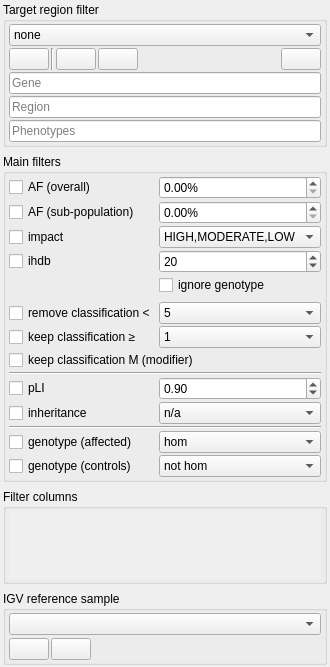
Qt form src/GSvar/FilterDockWidget.ui (imgag/ngs-bits) before a commit.
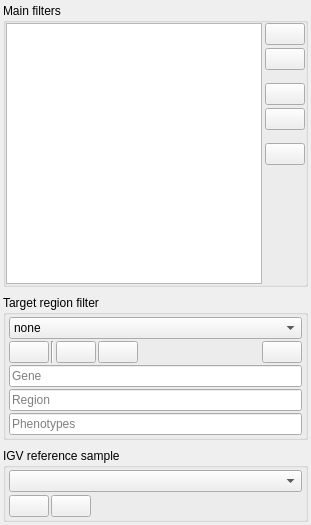
The same form after that commit. Icons and pictures are not drawn. Custom widgets are drawn as their Qt base class.

Commit message: Major refactoring of filters for GSvar/VariantFilterAnnotations.

What changed in the file:
```diff
--- a/src/GSvar/FilterDockWidget.ui
+++ b/src/GSvar/FilterDockWidget.ui
@@ -6,8 +6,8 @@
    <rect>
     <x>0</x>
     <y>0</y>
-    <width>287</width>
-    <height>662</height>
+    <width>297</width>
+    <height>525</height>
    </rect>
   </property>
   <property name="features">
@@ -22,25 +22,239 @@
   <widget class="QWidget" name="main_widget">
    <layout class="QVBoxLayout" name="verticalLayout_3">
     <property name="spacing">
-     <number>2</number>
+     <number>3</number>
     </property>
     <property name="leftMargin">
      <number>3</number>
     </property>
     <property name="topMargin">
-     <number>2</number>
+     <number>3</number>
     </property>
     <property name="rightMargin">
      <number>3</number>
     </property>
     <property name="bottomMargin">
-     <number>2</number>
+     <number>3</number>
     </property>
+    <item>
+     <widget class="QGroupBox" name="groupBox">
+      <property name="sizePolicy">
+       <sizepolicy hsizetype="MinimumExpanding" vsizetype="MinimumExpanding">
+        <horstretch>0</horstretch>
+        <verstretch>0</verstretch>
+       </sizepolicy>
+      </property>
+      <property name="toolTip">
+       <string/>
+      </property>
+      <property name="title">
+       <string>Main filters</string>
+      </property>
+      <property name="flat">
+       <bool>true</bool>
+      </property>
+      <layout class="QHBoxLayout" name="horizontalLayout_3">
+       <property name="spacing">
+        <number>3</number>
+       </property>
+       <property name="leftMargin">
+        <number>0</number>
+       </property>
+       <property name="topMargin">
+        <number>0</number>
+       </property>
+       <property name="rightMargin">
+        <number>0</number>
+       </property>
+       <property name="bottomMargin">
+        <number>0</number>
+       </property>
+       <item>
+        <widget class="QListWidget" name="filters_entries">
+         <property name="toolTip">
+          <string>&lt;html&gt;&lt;head/&gt;&lt;body&gt;&lt;p&gt;Main filter steps listed in the order that they are applied.&lt;br/&gt;&lt;br/&gt;Notes:&lt;br/&gt;- Target-region filters are applied after the main filters and override them!&lt;br/&gt;- Failed filter steps are marked orange and errors are shown in the tooltip.&lt;br/&gt;&lt;br/&gt;Filter action description:&lt;br/&gt;- REMOVE: Remove variants, if they match the filter.&lt;br/&gt;- FILTER: Remove variants, if they do not match the filter.&lt;br/&gt;- KEEP: Force variants to be kept, even if filtered out by previous filter steps.&lt;br/&gt;&lt;/p&gt;&lt;/body&gt;&lt;/html&gt;</string>
+         </property>
+         <property name="dragDropMode">
+          <enum>QAbstractItemView::NoDragDrop</enum>
+         </property>
+         <property name="defaultDropAction">
+          <enum>Qt::TargetMoveAction</enum>
+         </property>
+         <property name="selectionMode">
+          <enum>QAbstractItemView::SingleSelection</enum>
+         </property>
+         <property name="movement">
+          <enum>QListView::Snap</enum>
+         </property>
+         <property name="viewMode">
+          <enum>QListView::ListMode</enum>
+         </property>
+        </widget>
+       </item>
+       <item>
+        <layout class="QVBoxLayout" name="verticalLayout">
+         <property name="spacing">
+          <number>3</number>
+         </property>
+         <item>
+          <widget class="QPushButton" name="filter_add">
+           <property name="focusPolicy">
+            <enum>Qt::NoFocus</enum>
+           </property>
+           <property name="toolTip">
+            <string>&lt;html&gt;&lt;head/&gt;&lt;body&gt;&lt;p&gt;Add filter step.&lt;/p&gt;&lt;/body&gt;&lt;/html&gt;</string>
+           </property>
+           <property name="text">
+            <string/>
+           </property>
+           <property name="icon">
+            <iconset resource="GSvar.qrc">
+             <normaloff>:/Icons/Add.png</normaloff>:/Icons/Add.png</iconset>
+           </property>
+          </widget>
+         </item>
+         <item>
+          <widget class="QPushButton" name="filter_edit">
+           <property name="focusPolicy">
+            <enum>Qt::NoFocus</enum>
+           </property>
+           <property name="toolTip">
+            <string>&lt;html&gt;&lt;head/&gt;&lt;body&gt;&lt;p&gt;Edit selected filter step.&lt;/p&gt;&lt;/body&gt;&lt;/html&gt;</string>
+           </property>
+           <property name="text">
+            <string/>
+           </property>
+           <property name="icon">
+            <iconset resource="GSvar.qrc">
+             <normaloff>:/Icons/Edit.png</normaloff>:/Icons/Edit.png</iconset>
+           </property>
+          </widget>
+         </item>
+         <item>
+          <spacer name="verticalSpacer_4">
+           <property name="orientation">
+            <enum>Qt::Vertical</enum>
+           </property>
+           <property name="sizeType">
+            <enum>QSizePolicy::Preferred</enum>
+           </property>
+           <property name="sizeHint" stdset="0">
+            <size>
+             <width>10</width>
+             <height>10</height>
+            </size>
+           </property>
+          </spacer>
+         </item>
+         <item>
+          <widget class="QPushButton" name="filter_up">
+           <property name="focusPolicy">
+            <enum>Qt::NoFocus</enum>
+           </property>
+           <property name="toolTip">
+            <string>&lt;html&gt;&lt;head/&gt;&lt;body&gt;&lt;p&gt;Move selected filter step up.&lt;/p&gt;&lt;/body&gt;&lt;/html&gt;</string>
+           </property>
+           <property name="text">
+            <string/>
+           </property>
+           <property name="icon">
+            <iconset resource="GSvar.qrc">
+             <normaloff>:/Icons/Arrow_up.png</normaloff>:/Icons/Arrow_up.png</iconset>
+           </property>
+          </widget>
+         </item>
+         <item>
+          <widget class="QPushButton" name="filter_down">
+           <property name="focusPolicy">
+            <enum>Qt::NoFocus</enum>
+           </property>
+           <property name="toolTip">
+            <string>&lt;html&gt;&lt;head/&gt;&lt;body&gt;&lt;p&gt;Move selected filter step down.&lt;/p&gt;&lt;/body&gt;&lt;/html&gt;</string>
+           </property>
+           <property name="text">
+            <string/>
+           </property>
+           <property name="icon">
+            <iconset resource="GSvar.qrc">
+             <normaloff>:/Icons/Arrow_down.png</normaloff>:/Icons/Arrow_down.png</iconset>
+           </property>
+          </widget>
+         </item>
+         <item>
+          <spacer name="verticalSpacer_2">
+           <property name="orientation">
+            <enum>Qt::Vertical</enum>
+           </property>
+           <property name="sizeType">
+            <enum>QSizePolicy::Preferred</enum>
+           </property>
+           <property name="sizeHint" stdset="0">
+            <size>
+             <width>10</width>
+             <height>10</height>
+            </size>
+           </property>
+          </spacer>
+         </item>
+         <item>
+          <widget class="QPushButton" name="filter_delete">
+           <property name="focusPolicy">
+            <enum>Qt::NoFocus</enum>
+           </property>
+           <property name="toolTip">
+            <string>&lt;html&gt;&lt;head/&gt;&lt;body&gt;&lt;p&gt;Remove selected filter step.&lt;/p&gt;&lt;/body&gt;&lt;/html&gt;</string>
+           </property>
+           <property name="text">
+            <string/>
+           </property>
+           <property name="icon">
+            <iconset resource="GSvar.qrc">
+             <normaloff>:/Icons/Remove.png</normaloff>:/Icons/Remove.png</iconset>
+           </property>
+          </widget>
+         </item>
+         <item>
+          <spacer name="verticalSpacer">
+           <property name="orientation">
+            <enum>Qt::Vertical</enum>
+           </property>
+           <property name="sizeHint" stdset="0">
+            <size>
+             <width>20</width>
+             <height>40</height>
+            </size>
+           </property>
+          </spacer>
+         </item>
+        </layout>
+       </item>
+      </layout>
+     </widget>
+    </item>
+    <item>
+     <spacer name="verticalSpacer_1">
+      <property name="orientation">
+       <enum>Qt::Vertical</enum>
+      </property>
+      <property name="sizeType">
+       <enum>QSizePolicy::Fixed</enum>
+      </property>
+      <property name="sizeHint" stdset="0">
+       <size>
+        <width>5</width>
+        <height>5</height>
+       </size>
+      </property>
+     </spacer>
+    </item>
     <item>
      <widget class="QGroupBox" name="groupBox_2">
       <property name="title">
        <string>Target region filter</string>
       </property>
+      <property name="flat">
+       <bool>true</bool>
+      </property>
       <layout class="QVBoxLayout" name="verticalLayout_2">
        <property name="spacing">
         <number>2</number>
@@ -250,550 +464,6 @@
       </property>
      </spacer>
     </item>
-    <item>
-     <widget class="QGroupBox" name="groupBox">
-      <property name="toolTip">
-       <string/>
-      </property>
-      <property name="title">
-       <string>Main filters</string>
-      </property>
-      <layout class="QGridLayout" name="gridLayout" columnstretch="0,0">
-       <property name="leftMargin">
-        <number>3</number>
-       </property>
-       <property name="topMargin">
-        <number>2</number>
-       </property>
-       <property name="rightMargin">
-        <number>3</number>
-       </property>
-       <property name="bottomMargin">
-        <number>2</number>
-       </property>
-       <property name="horizontalSpacing">
-        <number>3</number>
-       </property>
-       <property name="verticalSpacing">
-        <number>2</number>
-       </property>
-       <item row="8" column="1">
-        <widget class="QComboBox" name="keep_class_ge">
-         <item>
-          <property name="text">
-           <string>1</string>
-          </property>
-         </item>
-         <item>
-          <property name="text">
-           <string>2</string>
-          </property>
-         </item>
-         <item>
-          <property name="text">
-           <string>3</string>
-          </property>
-         </item>
-         <item>
-          <property name="text">
-           <string>4</string>
-          </property>
-         </item>
-         <item>
-          <property name="text">
-           <string>5</string>
-          </property>
-         </item>
-        </widget>
-       </item>
-       <item row="8" column="0">
-        <widget class="QCheckBox" name="keep_class_ge_enabled">
-         <property name="toolTip">
-          <string>&lt;html&gt;&lt;head/&gt;&lt;body&gt;&lt;p&gt;Overwrites the filters:&lt;br/&gt;- MAF&lt;br/&gt;- impact&lt;br/&gt;- ihdb&lt;br/&gt;- genotype&lt;br/&gt;- filter columns&lt;/p&gt;&lt;/body&gt;&lt;/html&gt;</string>
-         </property>
-         <property name="text">
-          <string>keep classification ≥</string>
-         </property>
-        </widget>
-       </item>
-       <item row="2" column="0">
-        <widget class="QCheckBox" name="impact_enabled">
-         <property name="toolTip">
-          <string>&lt;html&gt;&lt;head/&gt;&lt;body&gt;&lt;p&gt;Impact filter of variant in coding_and_splicing column.&lt;br/&gt;&lt;br/&gt;Details about impact can be found here:&lt;br/&gt;http://snpeff.sourceforge.net/SnpEff_manual.html#eff&lt;/p&gt;&lt;/body&gt;&lt;/html&gt;</string>
-         </property>
-         <property name="text">
-          <string>impact</string>
-         </property>
-        </widget>
-       </item>
-       <item row="4" column="1">
-        <widget class="QCheckBox" name="ihdb_ignore_gt">
-         <property name="toolTip">
-          <string>&lt;html&gt;&lt;head/&gt;&lt;body&gt;&lt;p&gt;By default, only homozygous database entries are counted for homzygous variants and all database entries are counted for heterozygous variants.&lt;/p&gt;&lt;p&gt;If the genotyp is ignored, all database entries are counted independent of the variant genotype.&lt;/p&gt;&lt;/body&gt;&lt;/html&gt;</string>
-         </property>
-         <property name="text">
-          <string>ignore genotype</string>
-         </property>
-        </widget>
-       </item>
-       <item row="2" column="1">
-        <widget class="QComboBox" name="impact">
-         <property name="currentText">
-          <string>HIGH,MODERATE,LOW</string>
-         </property>
-         <item>
-          <property name="text">
-           <string>HIGH,MODERATE,LOW</string>
-          </property>
-         </item>
-         <item>
-          <property name="text">
-           <string>HIGH,MODERATE</string>
-          </property>
-         </item>
-         <item>
-          <property name="text">
-           <string>HIGH</string>
-          </property>
-         </item>
-         <item>
-          <property name="text">
-           <string>MODERATE</string>
-          </property>
-         </item>
-         <item>
-          <property name="text">
-           <string>LOW</string>
-          </property>
-         </item>
-         <item>
-          <property name="text">
-           <string>MODIFIER</string>
-          </property>
-         </item>
-        </widget>
-       </item>
-       <item row="3" column="1">
-        <widget class="QSpinBox" name="ihdb">
-         <property name="maximum">
-          <number>100000</number>
-         </property>
-         <property name="singleStep">
-          <number>5</number>
-         </property>
-         <property name="value">
-          <number>20</number>
-         </property>
-        </widget>
-       </item>
-       <item row="16" column="1">
-        <widget class="QComboBox" name="geno_control">
-         <property name="currentIndex">
-          <number>0</number>
-         </property>
-         <item>
-          <property name="text">
-           <string>not hom</string>
-          </property>
-         </item>
-         <item>
-          <property name="text">
-           <string>hom</string>
-          </property>
-         </item>
-         <item>
-          <property name="text">
-           <string>het</string>
-          </property>
-         </item>
-         <item>
-          <property name="text">
-           <string>wt</string>
-          </property>
-         </item>
-        </widget>
-       </item>
-       <item row="1" column="1">
-        <widget class="QDoubleSpinBox" name="maf_sub">
-         <property name="maximumSize">
-          <size>
-           <width>16777215</width>
-           <height>16777215</height>
-          </size>
-         </property>
-         <property name="toolTip">
-          <string>Sub-population allle frequency cutoff.</string>
-         </property>
-         <property name="suffix">
-          <string>%</string>
-         </property>
-         <property name="maximum">
-          <double>100.000000000000000</double>
-         </property>
-         <property name="singleStep">
-          <double>0.100000000000000</double>
-         </property>
-         <property name="value">
-          <double>0.000000000000000</double>
-         </property>
-        </widget>
-       </item>
-       <item row="3" column="0">
-        <widget class="QCheckBox" name="ihdb_enabled">
-         <property name="toolTip">
-          <string>&lt;html&gt;&lt;head/&gt;&lt;body&gt;&lt;p&gt;Maximum occurences in the in-house database (e.g. NGSD).&lt;/p&gt;&lt;/body&gt;&lt;/html&gt;</string>
-         </property>
-         <property name="text">
-          <string>ihdb</string>
-         </property>
-        </widget>
-       </item>
-       <item row="6" column="0">
-        <spacer name="verticalSpacer_2">
-         <property name="orientation">
-          <enum>Qt::Vertical</enum>
-         </property>
-         <property name="sizeType">
-          <enum>QSizePolicy::Fixed</enum>
-         </property>
-         <property name="sizeHint" stdset="0">
-          <size>
-           <width>5</width>
-           <height>5</height>
-          </size>
-         </property>
-        </spacer>
-       </item>
-       <item row="15" column="1">
-        <widget class="QComboBox" name="geno_affected">
-         <item>
-          <property name="text">
-           <string>hom</string>
-          </property>
-         </item>
-         <item>
-          <property name="text">
-           <string>compound-het</string>
-          </property>
-         </item>
-         <item>
-          <property name="text">
-           <string>compound-het or hom</string>
-          </property>
-         </item>
-         <item>
-          <property name="text">
-           <string>het</string>
-          </property>
-         </item>
-        </widget>
-       </item>
-       <item row="13" column="0" colspan="2">
-        <widget class="Line" name="line">
-         <property name="orientation">
-          <enum>Qt::Horizontal</enum>
-         </property>
-        </widget>
-       </item>
-       <item row="11" column="0">
-        <widget class="QCheckBox" name="gene_pli_enabled">
-         <property name="toolTip">
-          <string>&lt;html&gt;&lt;head/&gt;&lt;body&gt;&lt;p&gt;Filter based on the ExAC pLI score of a gene.&lt;/p&gt;&lt;p&gt;For details see: http://exac.broadinstitute.org/faq&lt;/p&gt;&lt;/body&gt;&lt;/html&gt;</string>
-         </property>
-         <property name="text">
-          <string>pLI</string>
-         </property>
-        </widget>
-       </item>
-       <item row="7" column="0">
-        <widget class="QCheckBox" name="classification_enabled">
-         <property name="toolTip">
-          <string>&lt;html&gt;&lt;head/&gt;&lt;body&gt;&lt;p&gt;Overwrites the filters:&lt;br/&gt;- AF&lt;br/&gt;- impact&lt;br/&gt;- ihdb&lt;br/&gt;- genotype&lt;br/&gt;- filter columns&lt;/p&gt;&lt;/body&gt;&lt;/html&gt;</string>
-         </property>
-         <property name="text">
-          <string>remove classification &lt;</string>
-         </property>
-        </widget>
-       </item>
-       <item row="16" column="0">
-        <widget class="QCheckBox" name="geno_control_enabled">
-         <property name="toolTip">
-          <string>&lt;html&gt;&lt;head/&gt;&lt;body&gt;&lt;p&gt;Genotype filter for control samples (non-affected).&lt;/p&gt;&lt;/body&gt;&lt;/html&gt;</string>
-         </property>
-         <property name="text">
-          <string>genotype (controls)</string>
-         </property>
-        </widget>
-       </item>
-       <item row="9" column="0" colspan="2">
-        <widget class="QCheckBox" name="keep_class_m">
-         <property name="toolTip">
-          <string>&lt;html&gt;&lt;head/&gt;&lt;body&gt;&lt;p&gt;Overwrites the filters:&lt;br/&gt;- MAF&lt;br/&gt;- impact&lt;br/&gt;- ihdb&lt;br/&gt;- genotype&lt;br/&gt;- filter columns&lt;/p&gt;&lt;/body&gt;&lt;/html&gt;</string>
-         </property>
-         <property name="text">
-          <string>keep classification M (modifier)</string>
-         </property>
-        </widget>
-       </item>
-       <item row="1" column="0">
-        <widget class="QCheckBox" name="maf_sub_enabled">
-         <property name="toolTip">
-          <string>&lt;html&gt;&lt;head/&gt;&lt;body&gt;&lt;p&gt;Maximum allele frequency in any of the ExAC sub-populations.&lt;/p&gt;&lt;/body&gt;&lt;/html&gt;</string>
-         </property>
-         <property name="text">
-          <string>AF (sub-population)</string>
-         </property>
-        </widget>
-       </item>
-       <item row="15" column="0">
-        <widget class="QCheckBox" name="geno_affected_enabled">
-         <property name="toolTip">
-          <string>&lt;html&gt;&lt;head/&gt;&lt;body&gt;&lt;p&gt;Genotype filter for affected samples.&lt;/p&gt;&lt;p&gt;Applied after all other filters.&lt;/p&gt;&lt;/body&gt;&lt;/html&gt;</string>
-         </property>
-         <property name="text">
-          <string>genotype (affected)</string>
-         </property>
-        </widget>
-       </item>
-       <item row="7" column="1">
-        <widget class="QComboBox" name="classification">
-         <property name="currentText">
-          <string>5</string>
-         </property>
-         <item>
-          <property name="text">
-           <string>5</string>
-          </property>
-         </item>
-         <item>
-          <property name="text">
-           <string>4</string>
-          </property>
-         </item>
-         <item>
-          <property name="text">
-           <string>3</string>
-          </property>
-         </item>
-         <item>
-          <property name="text">
-           <string>2</string>
-          </property>
-         </item>
-         <item>
-          <property name="text">
-           <string>1</string>
-          </property>
-         </item>
-        </widget>
-       </item>
-       <item row="0" column="0">
-        <widget class="QCheckBox" name="maf_enabled">
-         <property name="toolTip">
-          <string>&lt;html&gt;&lt;head/&gt;&lt;body&gt;&lt;p&gt;Maximum overall allele frequency in any of the databases 1000g, ExAC and gnomAD.&lt;/p&gt;&lt;/body&gt;&lt;/html&gt;</string>
-         </property>
-         <property name="text">
-          <string>AF (overall)</string>
-         </property>
-        </widget>
-       </item>
-       <item row="0" column="1">
-        <widget class="QDoubleSpinBox" name="maf">
-         <property name="maximumSize">
-          <size>
-           <width>16777215</width>
-           <height>16777215</height>
-          </size>
-         </property>
-         <property name="toolTip">
-          <string>Overall allele frequency cutoff.</string>
-         </property>
-         <property name="suffix">
-          <string>%</string>
-         </property>
-         <property name="maximum">
-          <double>100.000000000000000</double>
-         </property>
-         <property name="singleStep">
-          <double>0.100000000000000</double>
-         </property>
-         <property name="value">
-          <double>0.000000000000000</double>
-         </property>
-        </widget>
-       </item>
-       <item row="10" column="0" colspan="2">
-        <widget class="Line" name="line_3">
-         <property name="orientation">
-          <enum>Qt::Horizontal</enum>
-         </property>
-        </widget>
-       </item>
-       <item row="11" column="1">
-        <widget class="QDoubleSpinBox" name="gene_pli">
-         <property name="toolTip">
-          <string>&lt;html&gt;&lt;head/&gt;&lt;body&gt;&lt;p&gt;Minumum ExAC pLi score.&lt;/p&gt;&lt;/body&gt;&lt;/html&gt;</string>
-         </property>
-         <property name="maximum">
-          <double>1.000000000000000</double>
-         </property>
-         <property name="singleStep">
-          <double>0.050000000000000</double>
-         </property>
-         <property name="value">
-          <double>0.900000000000000</double>
-         </property>
-        </widget>
-       </item>
-       <item row="12" column="0">
-        <widget class="QCheckBox" name="gene_inh_enabled">
-         <property name="toolTip">
-          <string>&lt;html&gt;&lt;head/&gt;&lt;body&gt;&lt;p&gt;Inheritance mode filter based on inheritance annotations to genes from NGSD.&lt;/p&gt;&lt;/body&gt;&lt;/html&gt;</string>
-         </property>
-         <property name="text">
-          <string>inheritance</string>
-         </property>
-        </widget>
-       </item>
-       <item row="12" column="1">
-        <widget class="QComboBox" name="gene_inh">
-         <item>
-          <property name="text">
-           <string>n/a</string>
-          </property>
-         </item>
-         <item>
-          <property name="text">
-           <string>AR</string>
-          </property>
-         </item>
-         <item>
-          <property name="text">
-           <string>AD</string>
-          </property>
-         </item>
-         <item>
-          <property name="text">
-           <string>XLR</string>
-          </property>
-         </item>
-         <item>
-          <property name="text">
-           <string>XLD</string>
-          </property>
-         </item>
-         <item>
-          <property name="text">
-           <string>MT</string>
-          </property>
-         </item>
-        </widget>
-       </item>
-      </layout>
-     </widget>
-    </item>
-    <item>
-     <spacer name="verticalSpacer_4">
-      <property name="orientation">
-       <enum>Qt::Vertical</enum>
-      </property>
-      <property name="sizeType">
-       <enum>QSizePolicy::Fixed</enum>
-      </property>
-      <property name="sizeHint" stdset="0">
-       <size>
-        <width>5</width>
-        <height>5</height>
-       </size>
-      </property>
-     </spacer>
-    </item>
-    <item>
-     <widget class="QGroupBox" name="groupBox_5">
-      <property name="sizePolicy">
-       <sizepolicy hsizetype="Preferred" vsizetype="Expanding">
-        <horstretch>0</horstretch>
-        <verstretch>0</verstretch>
-       </sizepolicy>
-      </property>
-      <property name="toolTip">
-       <string>&lt;html&gt;&lt;head/&gt;&lt;body&gt;&lt;p&gt;'Keep' overwrites the filters:&lt;br/&gt;- MAF&lt;br/&gt;- impact&lt;br/&gt;- ihdb&lt;br/&gt;- genotype&lt;/p&gt;&lt;p&gt;'Remove' overwrites 'Keep'&lt;/p&gt;&lt;p&gt;'Filter' shows only the variants with conain any of the checked filter terms after all other filters were applied (also 'Remove' filter above).&lt;/p&gt;&lt;/body&gt;&lt;/html&gt;</string>
-      </property>
-      <property name="title">
-       <string>Filter columns</string>
-      </property>
-      <layout class="QVBoxLayout" name="verticalLayout">
-       <property name="spacing">
-        <number>3</number>
-       </property>
-       <property name="leftMargin">
-        <number>3</number>
-       </property>
-       <property name="topMargin">
-        <number>2</number>
-       </property>
-       <property name="rightMargin">
-        <number>3</number>
-       </property>
-       <property name="bottomMargin">
-        <number>2</number>
-       </property>
-       <item>
-        <widget class="QScrollArea" name="qscrollarea">
-         <property name="frameShape">
-          <enum>QFrame::NoFrame</enum>
-         </property>
-         <property name="widgetResizable">
-          <bool>true</bool>
-         </property>
-         <widget class="QWidget" name="filter_col">
-          <property name="geometry">
-           <rect>
-            <x>0</x>
-            <y>0</y>
-            <width>273</width>
-            <height>97</height>
-           </rect>
-          </property>
-          <layout class="QVBoxLayout" name="verticalLayout_5">
-           <property name="spacing">
-            <number>2</number>
-           </property>
-           <property name="leftMargin">
-            <number>0</number>
-           </property>
-           <property name="topMargin">
-            <number>0</number>
-           </property>
-           <property name="rightMargin">
-            <number>0</number>
-           </property>
-           <property name="bottomMargin">
-            <number>0</number>
-           </property>
-          </layout>
-         </widget>
-        </widget>
-       </item>
-      </layout>
-     </widget>
-    </item>
-    <item>
-     <spacer name="verticalSpacer_1">
-      <property name="orientation">
-       <enum>Qt::Vertical</enum>
-      </property>
-      <property name="sizeType">
-       <enum>QSizePolicy::Fixed</enum>
-      </property>
-      <property name="sizeHint" stdset="0">
-       <size>
-        <width>5</width>
-        <height>5</height>
-       </size>
-      </property>
-     </spacer>
-    </item>
     <item>
      <widget class="QGroupBox" name="groupBox_3">
       <property name="toolTip">
@@ -802,6 +472,9 @@
       <property name="title">
        <string>IGV reference sample</string>
       </property>
+      <property name="flat">
+       <bool>true</bool>
+      </property>
       <layout class="QVBoxLayout" name="verticalLayout_4">
        <property name="spacing">
         <number>3</number>
```
Left out of the diff: 4 changed lines with no effect on the pictures. The commit also changes 72 other files.
